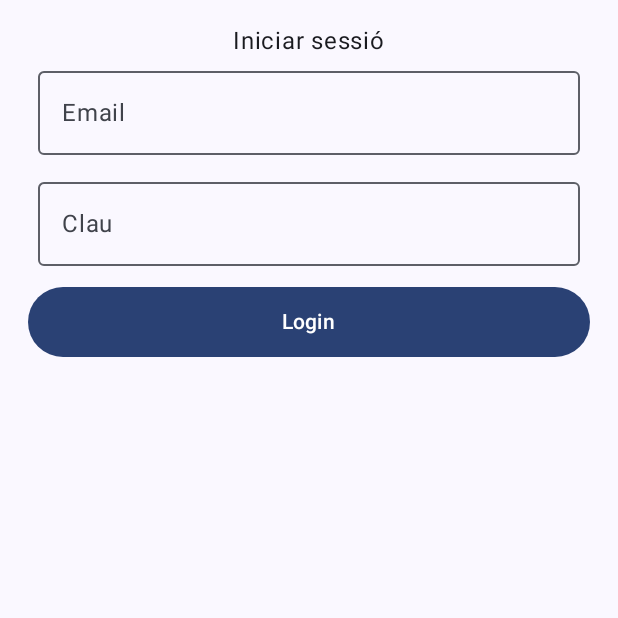
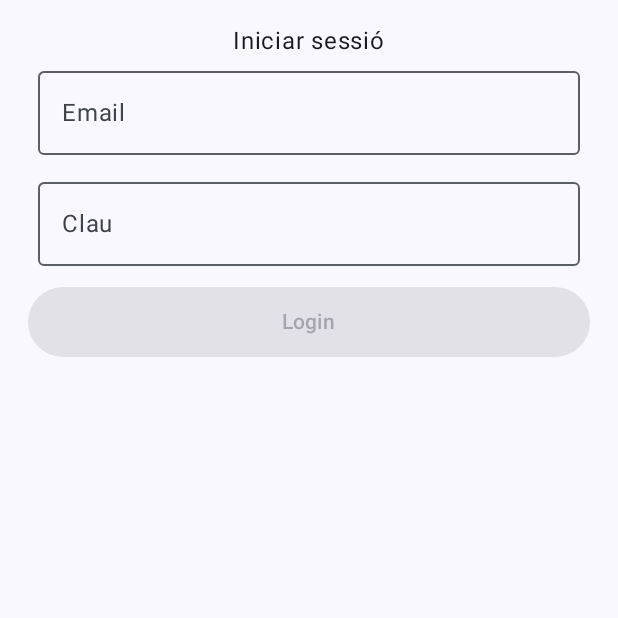
Before and after one commit to SectionOne/JetpackComposeApp, an Android app built with Jetpack Compose: the screen it shows after launch (MainActivity), after a tap on "Zona Privada", on a phone screen of 412 x 824 dp, the top half of it. Run offline under Robolectric (Android 15) with nearby library versions, the phone set to English and light mode, and no system bars.

Commit message:
Codi JC41 - Botò de submit del login amb el onClick

```diff
--- a/app/src/main/java/es/cibernarium/jetpackcomposeapp/pantalles/LoginScreen.kt
+++ b/app/src/main/java/es/cibernarium/jetpackcomposeapp/pantalles/LoginScreen.kt
@@ -1,5 +1,6 @@
 package es.cibernarium.jetpackcomposeapp.pantalles
 
+import android.util.Log
 import androidx.compose.foundation.layout.Arrangement
 import androidx.compose.foundation.layout.Column
 import androidx.compose.foundation.layout.fillMaxSize
@@ -19,6 +20,7 @@ import androidx.compose.material3.Text
 import androidx.compose.runtime.Composable
 import androidx.compose.runtime.MutableState
 import androidx.compose.runtime.mutableStateOf
+import androidx.compose.runtime.remember
 import androidx.compose.runtime.saveable.rememberSaveable
 import androidx.compose.ui.Alignment
 import androidx.compose.ui.Modifier
@@ -48,6 +50,8 @@ fun LoginScreen(navController: NavController){
                     isCreateAccount = false
                 ){
                     email, clau ->
+                    //Afegim un log per saber si és submiteja el login
+                    Log.d("Refugios Libres","Loguejant amb $email i $clau")
                 }
             } else {
                 Text(text = "Crea un compte")
@@ -77,6 +81,12 @@ fun UserForm(
     val clauVisible = rememberSaveable {
         mutableStateOf(false)
     }
+    //Crearem una variable per saber si tots els camps són vàlids
+    val valid = remember(email.value,clau.value){
+        //Obtenim el valor, eliminem espais en blanc i validem que no està buit
+        email.value.trim().isNotEmpty() &&
+                clau.value.trim().isNotEmpty()
+    }
     //Crearem una columna perque estigui situat en vertical
     Column (horizontalAlignment = Alignment.CenterHorizontally){
         EmailInput(
@@ -88,21 +98,30 @@ fun UserForm(
             clauVisible = clauVisible
         )
         SubmitButton(
-            textId = if(isCreateAccount) "Crear compte" else "Login"
-        )
+            textId = if(isCreateAccount) "Crear compte" else "Login",
+            //Rebem el valor de si els camps estàn ok de la variable valid
+            inputValid = valid
+        ){
+            //Invoquem la funció onDone() per a quan estigui tot gestioni el formulari
+            onDone(email.value.trim(),clau.value.trim())
+        }
     }
 }
 
 @Composable
 fun SubmitButton(
-    textId: String
+    textId: String,
+    //Rebem el valor de inputValid
+    inputValid: Boolean,
+    //Desenvolupem la acció onClick
+    onClic: ()->Unit
 ) {
-    Button(onClick = {
-        },
+    Button(onClick = onClic, //També aqui enllaçem amb el onClic
         modifier = Modifier
             .padding(3.dp)
             .fillMaxWidth(),
-        shape = CircleShape
+        shape = CircleShape,
+        enabled = inputValid //Habilitem el botò segons si inputValid és true
     ){
         Text(text = textId,
             modifier = Modifier
```
